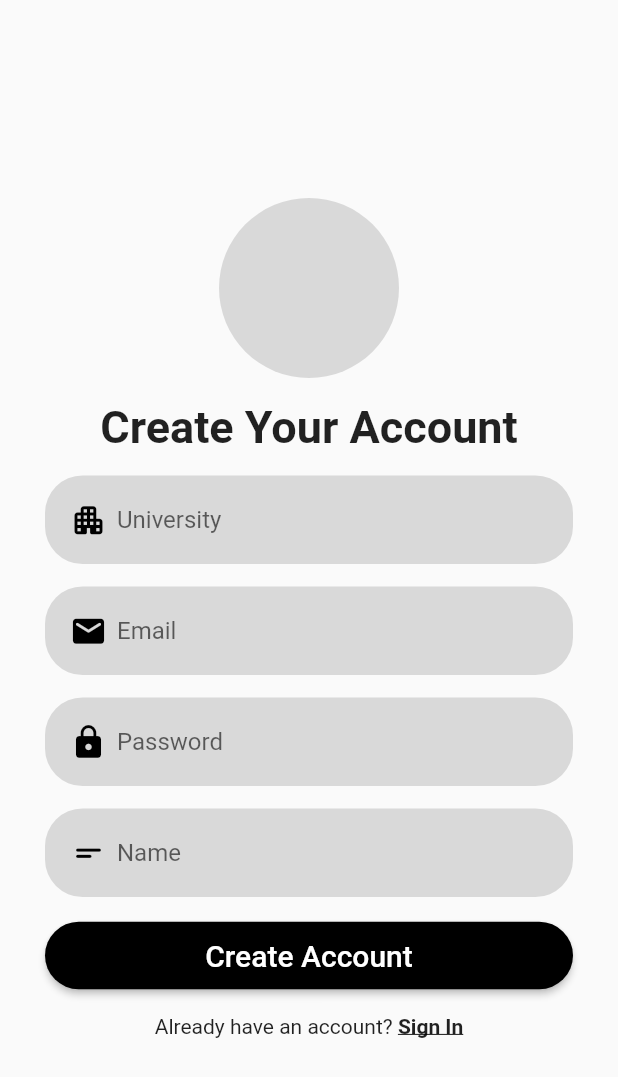
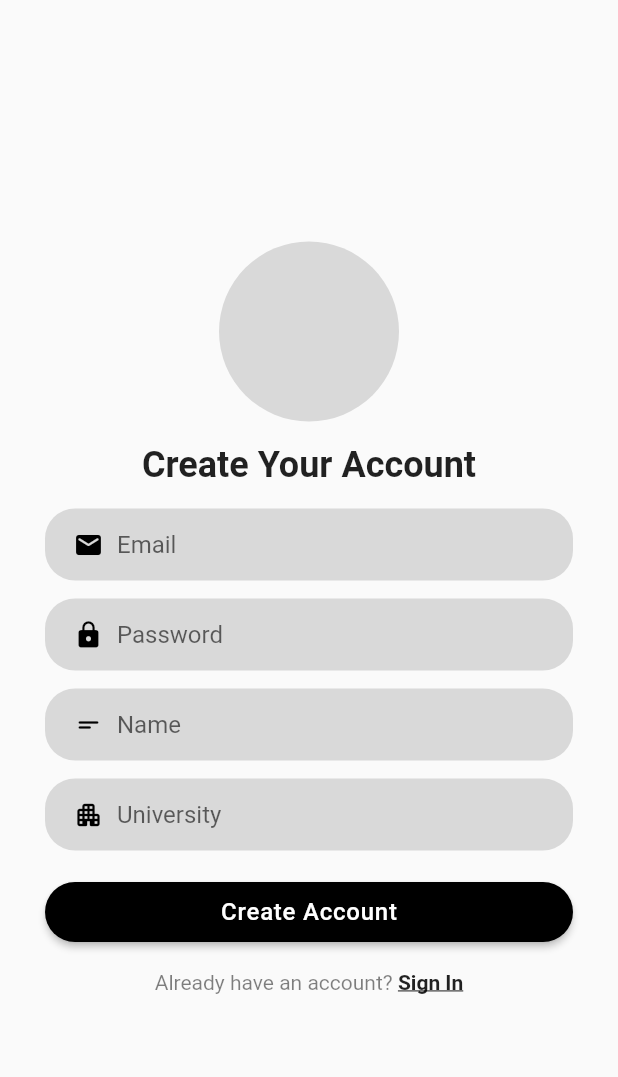
Before and after one commit to ernarim/UniSell, a Flutter app: the screen it shows after launch, after a tap on "Sign Up", on a phone screen of 412 x 824 dp. Shown: the top 1077 px of the screen. Run offline on Flutter 3.47's test engine with Material 2 defaults, Android fonts, the phone set to English and light mode, and no system bars; our stand-ins replace animated_bottom_navigation_bar, auto_size_text, carousel_indicator, cloud_firestore, firebase_auth, firebase_core and 6 more; missing offline and left inert: easy_image_viewer, wechat_assets_picker; accounts and stored records are empty.

Commit message:
some additional improvements

```diff
--- a/lib/login.dart
+++ b/lib/login.dart
@@ -21,37 +21,38 @@ class _LoginPageState extends State<LoginPage> {
     return SafeArea(
       child: Scaffold(
         body: Center(
-          child: SingleChildScrollView(
             child: Padding(
               padding: const EdgeInsets.symmetric(horizontal: 30),
               child: Column(
                 mainAxisAlignment: MainAxisAlignment.center,
                 children: [
                   Container(
-                    height: 180,
+                    height: 150,
                     decoration: BoxDecoration(
                       shape: BoxShape.circle,
                       color: HexColor("#D9D9D9"),
                     ),
                   ),
                   SizedBox(
-                    height: 15,
+                    height: 25,
                   ),
                   Text(
                     "Login To Your Account",
                     style: TextStyle(
-                      fontWeight: FontWeight.bold,
-                      fontSize: 30,
+                      fontWeight: FontWeight.w600,
+                      fontSize: 24,
                     ),
                   ),
                   SizedBox(
-                    height: 15,
+                    height: 25,
                   ),
                   Form(
                     key: formKey,
                     child: Column(
                       children: [
-                        TextFormField(
+                        Container(
+                          height: 50,
+                          child: TextFormField(
                             controller: emailController,
                             decoration: InputDecoration(
                               filled: true,
@@ -61,20 +62,25 @@ class _LoginPageState extends State<LoginPage> {
                                 child: Icon(
                                   Icons.email_rounded,
                                   color: Colors.black,
-                                size: 25,
+                                  size: 20,
                                 ),
                               ),
                               hintText: "Email",
+                              contentPadding: EdgeInsets.all(0),
                               border: OutlineInputBorder(
-                              borderRadius: BorderRadius.circular(25),
+                                borderRadius: BorderRadius.circular(20),
                                 borderSide: BorderSide.none,
                               ),
                             ),
                           ),
+
+                        ),
                         SizedBox(
-                          height: 15,
+                          height: 10,
                         ),
-                        TextFormField(
+                        SizedBox(
+                          height: 50,
+                          child: TextFormField(
                             controller: passwordController,
                             obscureText: true,
                             scrollPadding: EdgeInsets.all(100),
@@ -86,13 +92,15 @@ class _LoginPageState extends State<LoginPage> {
                                 child: Icon(
                                   Icons.lock,
                                   color: Colors.black,
-                                size: 25,
+                                  size: 20,
                                 ),
                               ),
                               hintText: "Password",
+                              contentPadding: EdgeInsets.all(0),
                               border: OutlineInputBorder(
-                              borderRadius: BorderRadius.circular(25),
+                                borderRadius: BorderRadius.circular(20),
                                 borderSide: BorderSide.none,
+                              ),
                             ),
                           ),
                         ),
@@ -105,7 +113,7 @@ class _LoginPageState extends State<LoginPage> {
                   ElevatedButton(
                     style: ElevatedButton.styleFrom(
                       primary: Colors.black,
-                      minimumSize: Size.fromHeight(45),
+                      minimumSize: Size.fromHeight(40),
                       shape: RoundedRectangleBorder(
                         borderRadius: BorderRadius.all(
                           Radius.circular(40),
@@ -131,7 +139,7 @@ class _LoginPageState extends State<LoginPage> {
                     },
                     child: Text(
                       "Sign in",
-                      style: TextStyle(fontSize: 20),
+                      style: TextStyle(fontSize: 16, fontWeight: FontWeight.w500, letterSpacing: 0.5),
                     ),
                   ),
                   SizedBox(
@@ -140,7 +148,7 @@ class _LoginPageState extends State<LoginPage> {
                   Row(
                     mainAxisAlignment: MainAxisAlignment.center,
                     children: [
-                      Text("Don't have an account? "),
+                      Text("Don't have an account? ", style: TextStyle(color: Colors.black.withOpacity(0.5))),
                       GestureDetector(
                         onTap: () {
                           Navigator.of(context).push(
@@ -162,7 +170,7 @@ class _LoginPageState extends State<LoginPage> {
                 ],
               ),
             ),
-          ),
+
         ),
       ),
     );
--- a/lib/signup.dart
+++ b/lib/signup.dart
@@ -45,7 +45,7 @@ class _SignUpState extends State<SignUp> {
                     "Create Your Account",
                     style: TextStyle(
                       fontWeight: FontWeight.bold,
-                      fontSize: 30,
+                      fontSize: 24,
                     ),
                   ),
                   SizedBox(
@@ -55,31 +55,9 @@ class _SignUpState extends State<SignUp> {
                     key: formKey,
                     child: Column(
                       children: [
-                        TextFormField(
-                          controller: universityController,
-                          scrollPadding: EdgeInsets.all(100),
-                          decoration: InputDecoration(
-                            filled: true,
-                            fillColor: HexColor("#D9D9D9"),
-                            prefixIcon: Padding(
-                              padding: const EdgeInsets.only(left: 10),
-                              child: Icon(
-                                Icons.apartment_rounded,
-                                color: Colors.black,
-                                size: 25,
-                              ),
-                            ),
-                            hintText: "University",
-                            border: OutlineInputBorder(
-                              borderRadius: BorderRadius.circular(25),
-                              borderSide: BorderSide.none,
-                            ),
-                          ),
-                        ),
-                        SizedBox(
-                          height: 15,
-                        ),
-                        TextFormField(
+                        Container(
+                          height: 50,
+                          child: TextFormField(
                             controller: emailController,
                             decoration: InputDecoration(
                               filled: true,
@@ -89,20 +67,25 @@ class _SignUpState extends State<SignUp> {
                                 child: Icon(
                                   Icons.email_rounded,
                                   color: Colors.black,
-                                size: 25,
+                                  size: 20,
                                 ),
                               ),
                               hintText: "Email",
+                              contentPadding: EdgeInsets.all(0),
                               border: OutlineInputBorder(
-                              borderRadius: BorderRadius.circular(25),
+                                borderRadius: BorderRadius.circular(20),
                                 borderSide: BorderSide.none,
                               ),
                             ),
                           ),
+                        ),
                         SizedBox(
-                          height: 15,
+                          height: 10,
                         ),
-                        TextFormField(
+
+                        Container(
+                          height: 50,
+                          child: TextFormField(
                             controller: passwordController,
                             obscureText: true,
                             scrollPadding: EdgeInsets.all(100),
@@ -114,20 +97,25 @@ class _SignUpState extends State<SignUp> {
                                 child: Icon(
                                   Icons.lock,
                                   color: Colors.black,
-                                size: 25,
+                                  size: 20,
                                 ),
                               ),
                               hintText: "Password",
+                              contentPadding: EdgeInsets.all(0),
                               border: OutlineInputBorder(
-                              borderRadius: BorderRadius.circular(25),
+                                borderRadius: BorderRadius.circular(20),
                                 borderSide: BorderSide.none,
                               ),
                             ),
                           ),
+                        ),
                         SizedBox(
-                          height: 15,
+                          height: 10,
                         ),
-                        TextFormField(
+
+                        Container(
+                          height: 50,
+                          child: TextFormField(
                             controller: nameController,
                             scrollPadding: EdgeInsets.all(100),
                             decoration: InputDecoration(
@@ -138,17 +126,47 @@ class _SignUpState extends State<SignUp> {
                                 child: Icon(
                                   Icons.short_text_rounded,
                                   color: Colors.black,
-                                size: 25,
+                                  size: 20,
                                 ),
                               ),
                               hintText: "Name",
+                              contentPadding: EdgeInsets.all(0),
                               border: OutlineInputBorder(
-                              borderRadius: BorderRadius.circular(25),
+                                borderRadius: BorderRadius.circular(20),
                                 borderSide: BorderSide.none,
                               ),
                             ),
                           ),
+                        ),
                       ],
+                    ),
+                  ),
+                  SizedBox(
+                    height: 10,
+                  ),
+                  Container(
+                    height: 50,
+                    child: TextFormField(
+                      controller: universityController,
+                      scrollPadding: EdgeInsets.all(100),
+                      decoration: InputDecoration(
+                        filled: true,
+                        fillColor: HexColor("#D9D9D9"),
+                        prefixIcon: Padding(
+                          padding: const EdgeInsets.only(left: 10),
+                          child: Icon(
+                            Icons.apartment_rounded,
+                            color: Colors.black,
+                            size: 20,
+                          ),
+                        ),
+                        hintText: "University",
+                        contentPadding: EdgeInsets.all(0),
+                        border: OutlineInputBorder(
+                          borderRadius: BorderRadius.circular(20),
+                          borderSide: BorderSide.none,
+                        ),
+                      ),
                     ),
                   ),
                   SizedBox(
@@ -157,7 +175,7 @@ class _SignUpState extends State<SignUp> {
                   ElevatedButton(
                     style: ElevatedButton.styleFrom(
                       primary: Colors.black,
-                      minimumSize: Size.fromHeight(45),
+                      minimumSize: Size.fromHeight(40),
                       shape: RoundedRectangleBorder(
                         borderRadius: BorderRadius.all(
                           Radius.circular(40),
@@ -193,7 +211,7 @@ class _SignUpState extends State<SignUp> {
                     },
                     child: Text(
                       "Create Account",
-                      style: TextStyle(fontSize: 20),
+                      style: TextStyle(fontSize: 16, letterSpacing: 0.5 ),
                     ),
                   ),
                   SizedBox(
@@ -202,7 +220,7 @@ class _SignUpState extends State<SignUp> {
                   Row(
                     mainAxisAlignment: MainAxisAlignment.center,
                     children: [
-                      Text("Already have an account? "),
+                      Text("Already have an account? ", style: TextStyle(color: Colors.black.withOpacity(0.5))),
                       GestureDetector(
                         onTap: () {
                           Navigator.of(context).pushReplacement(
```
Also changed, not shown: lib/ProductPage.dart (+52 -29 lines), lib/ProfilePage.dart (+39 -1 lines), lib/PublishSalePage.dart (+2 -7 lines). Lines whose indentation alone changed are shown as unchanged.
